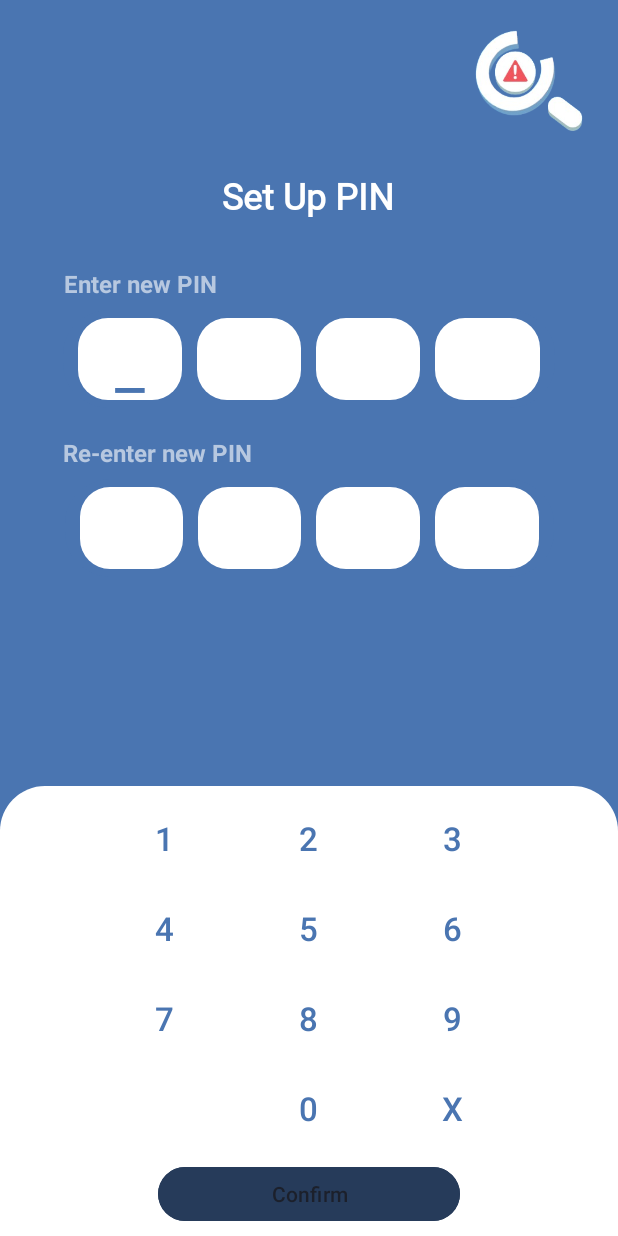
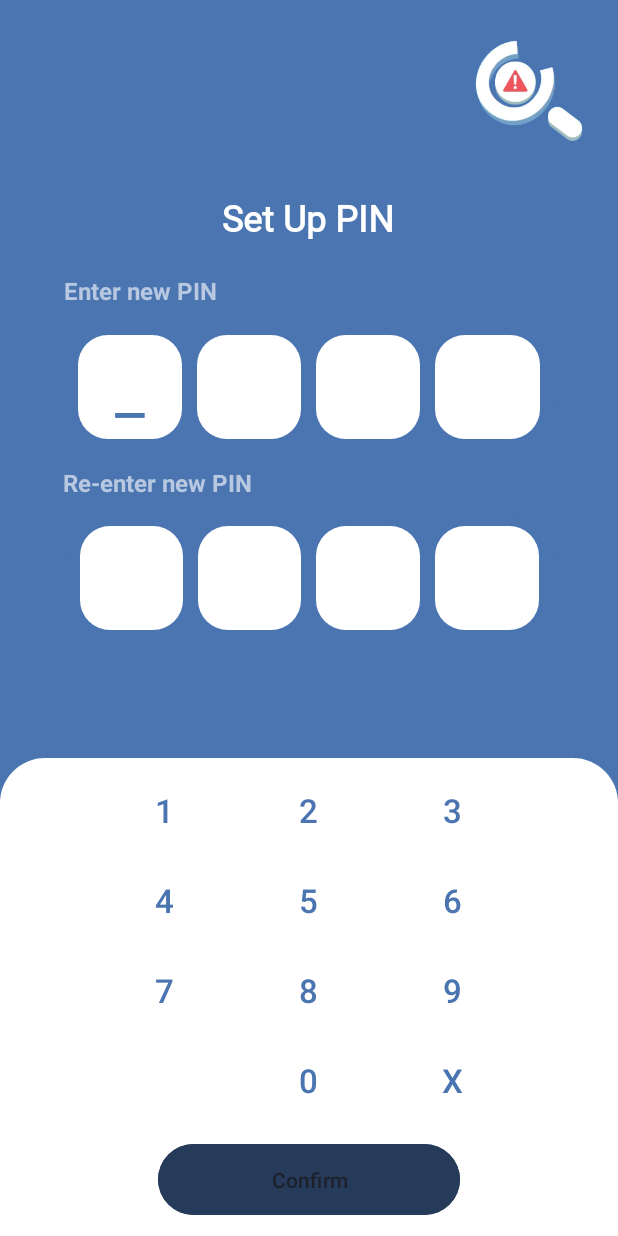
Before and after one commit to Emiiru127/ConDec, an Android app: the CreatePinActivity screen opened directly, with no data from a screen before it, on a phone screen of 412 x 824 dp. Run offline under Robolectric (Android 15) with nearby library versions, the phone set to English and light mode, and no system bars.

Commit message:
Update (10-12-24)
Update (10-12-24)

```diff
--- a/app/src/main/java/com/example/condec/CondecDatabase.java
+++ b/app/src/main/java/com/example/condec/CondecDatabase.java
@@ -128,7 +128,6 @@ public abstract class CondecDatabase extends RoomDatabase {
                 defaultDao.insert(new DefaultBlockedUrl("search.aol.com"));
                 defaultDao.insert(new DefaultBlockedUrl("startpage.com"));
                 defaultDao.insert(new DefaultBlockedUrl("qwant.com"));
-                defaultDao.insert(new DefaultBlockedUrl("gigablast.com"));
                 defaultDao.insert(new DefaultBlockedUrl("searchencrypt.com"));
                 defaultDao.insert(new DefaultBlockedUrl("mojeek.com"));
                 defaultDao.insert(new DefaultBlockedUrl("searx.me"));
--- a/app/src/main/res/layout/layout_create_pin.xml
+++ b/app/src/main/res/layout/layout_create_pin.xml
@@ -27,19 +27,23 @@
         android:id="@+id/imageView"
         android:layout_width="100dp"
         android:layout_height="100dp"
-        android:layout_marginTop="3dp"
+        android:layout_marginBottom="2dp"
+        app:layout_constraintBottom_toTopOf="@+id/linearLayout"
         app:layout_constraintEnd_toEndOf="parent"
         app:layout_constraintHorizontal_bias="0.97"
         app:layout_constraintStart_toStartOf="parent"
         app:layout_constraintTop_toTopOf="parent"
+        app:layout_constraintVertical_bias="1.0"
         app:srcCompat="@drawable/condec_new_image" />
 
     <LinearLayout
         android:id="@+id/linearLayout"
         android:layout_width="324dp"
         android:layout_height="50dp"
-        android:layout_marginTop="2dp"
+        android:layout_marginTop="-80dp"
+        android:layout_marginBottom="20dp"
         android:orientation="horizontal"
+        app:layout_constraintBottom_toTopOf="@+id/textView17"
         app:layout_constraintEnd_toEndOf="parent"
         app:layout_constraintHorizontal_bias="0.494"
         app:layout_constraintStart_toStartOf="parent"
@@ -62,12 +66,14 @@
         android:id="@+id/textView17"
         android:layout_width="177dp"
         android:layout_height="27dp"
-        android:layout_marginTop="20dp"
+        android:layout_marginTop="-40dp"
+        android:layout_marginBottom="4dp"
         android:gravity="center|left"
         android:text="Enter new PIN"
         android:textColor="@color/new_color_textlightgray"
         android:textSize="16sp"
         android:textStyle="bold"
+        app:layout_constraintBottom_toTopOf="@+id/pinView1CreateBackground"
         app:layout_constraintEnd_toEndOf="parent"
         app:layout_constraintHorizontal_bias="0.183"
         app:layout_constraintStart_toStartOf="parent"
@@ -76,13 +82,14 @@
     <LinearLayout
         android:id="@+id/pinView1CreateBackground"
         android:layout_width="328dp"
-        android:layout_height="65dp"
-        android:layout_marginTop="4dp"
+        android:layout_height="80dp"
+        android:layout_marginTop="-20dp"
         android:background="@drawable/layout_round_main_background"
         android:orientation="horizontal"
         android:paddingLeft="10dp"
         android:paddingTop="5dp"
         android:paddingBottom="5dp"
+        app:layout_constraintBottom_toTopOf="@+id/textView18"
         app:layout_constraintEnd_toEndOf="parent"
         app:layout_constraintStart_toStartOf="parent"
         app:layout_constraintTop_toBottomOf="@+id/textView17">
@@ -145,12 +152,13 @@
         android:id="@+id/textView18"
         android:layout_width="177dp"
         android:layout_height="27dp"
-        android:layout_marginTop="16dp"
+        android:layout_marginTop="-20dp"
         android:gravity="center|left"
         android:text="Re-enter new PIN"
         android:textColor="@color/new_color_textlightgray"
         android:textSize="16sp"
         android:textStyle="bold"
+        app:layout_constraintBottom_toTopOf="@+id/pinView2CreateBackground"
         app:layout_constraintEnd_toEndOf="parent"
         app:layout_constraintHorizontal_bias="0.179"
         app:layout_constraintStart_toStartOf="parent"
@@ -159,13 +167,15 @@
     <LinearLayout
         android:id="@+id/pinView2CreateBackground"
         android:layout_width="326dp"
-        android:layout_height="65dp"
-        android:layout_marginTop="4dp"
+        android:layout_height="80dp"
+        android:layout_marginTop="-20dp"
+        android:layout_marginBottom="50dp"
         android:background="@drawable/layout_round_main_background"
         android:orientation="horizontal"
         android:paddingLeft="10dp"
         android:paddingTop="5dp"
         android:paddingBottom="5dp"
+        app:layout_constraintBottom_toTopOf="@+id/constraintLayout10"
         app:layout_constraintEnd_toEndOf="parent"
         app:layout_constraintStart_toStartOf="parent"
         app:layout_constraintTop_toBottomOf="@+id/textView18">
@@ -225,21 +235,19 @@
     </LinearLayout>
 
     <androidx.constraintlayout.widget.ConstraintLayout
+        android:id="@+id/constraintLayout10"
         android:layout_width="0dp"
-        android:layout_height="300dp"
-        android:layout_marginTop="25dp"
+        android:layout_height="wrap_content"
         android:background="@drawable/layout_white_top_corners"
         android:padding="10dp"
         app:layout_constraintBottom_toBottomOf="parent"
         app:layout_constraintEnd_toEndOf="parent"
-        app:layout_constraintStart_toStartOf="parent"
-        app:layout_constraintTop_toBottomOf="@+id/pinView2CreateBackground"
-        app:layout_constraintVertical_bias="1.0">
+        app:layout_constraintStart_toStartOf="parent">
 
         <Button
             android:id="@+id/btnConfirmCreatePin"
             android:layout_width="201dp"
-            android:layout_height="44dp"
+            android:layout_height="55dp"
             android:layout_marginTop="9dp"
             android:backgroundTint="@color/dark_blue_button"
             android:enabled="false"
@@ -257,6 +265,7 @@
             android:background="@color/white"
             android:collapseColumns="3"
             android:stretchColumns="0,1,2"
+            app:layout_constraintBottom_toTopOf="@+id/btnConfirmCreatePin"
             app:layout_constraintEnd_toEndOf="parent"
             app:layout_constraintStart_toStartOf="parent"
             app:layout_constraintTop_toTopOf="parent">
```
Also changed, not shown: app/src/main/AndroidManifest.xml (+1 -9 lines), app/src/main/java/com/example/condec/CondecSleepService.java (+10 -0 lines), app/src/main/java/com/example/condec/CondecVPNService.java (+22 -4 lines), app/src/main/java/com/example/condec/MainMenuActivity.java (+7 -7 lines), app/src/main/java/com/example/condec/SleepControlDialog.java (+29 -9 lines), app/src/main/java/com/example/condec/TipDialog.java (+33 -0 lines), app/src/main/res/layout/layout_create_question.xml (+10 -7 lines), app/src/main/res/layout/layout_enter_pin.xml (+27 -28 lines), app/src/main/res/layout/layout_forgot_pin.xml (+10 -7 lines), app/src/main/res/layout/layout_loading_screen.xml (+6 -1 lines), app/src/main/res/layout/layout_starting_page.xml (+8 -3 lines), app/src/main/res/layout/layout_terms_and_conditions.xml (+8 -4 lines).
